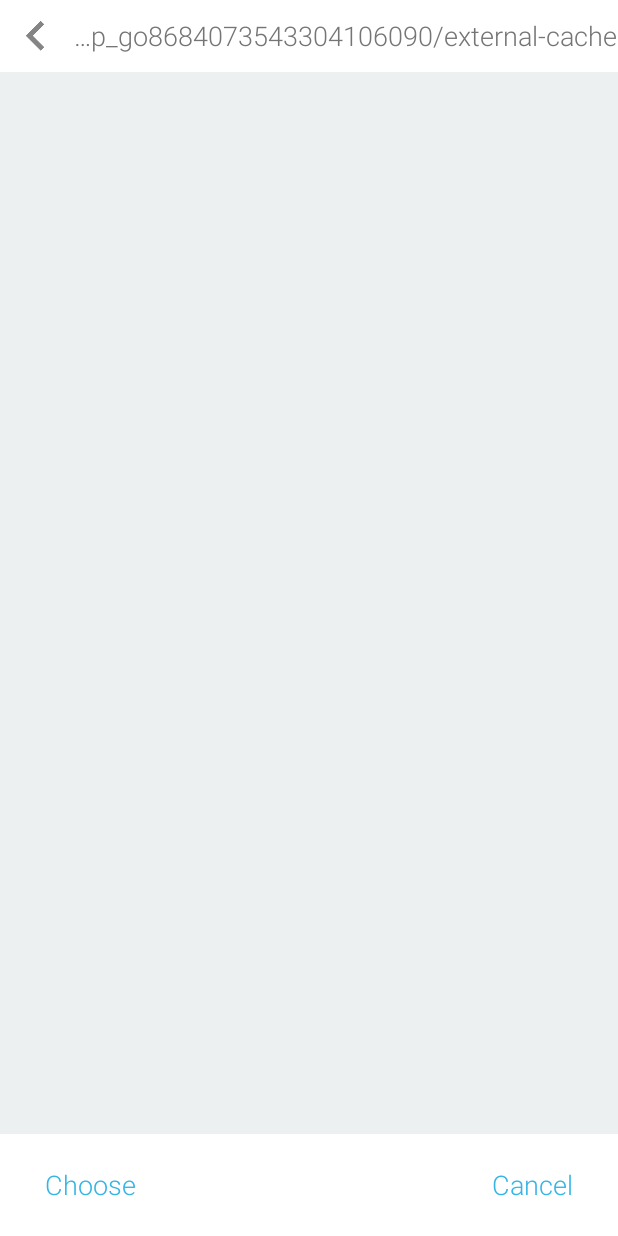
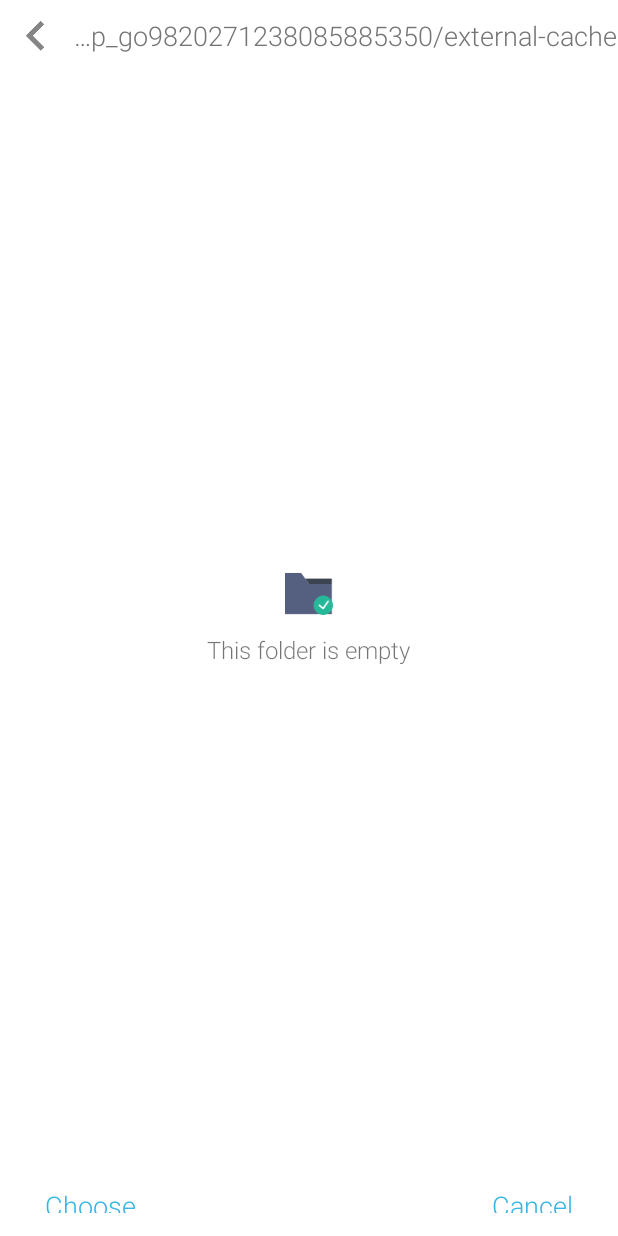
Before and after one commit to vuquangkhtn/FileManager, an Android app: the fragment FolderPickerDialog placed in its activity, on a phone screen of 412 x 824 dp. Run offline under Robolectric (Android 15) with nearby library versions, the phone set to English and light mode, and no system bars.

Commit message:
[FolderDialog] add empty mode

```diff
--- a/app/src/main/java/com/onlinetest/vuquang/filemanager/dialog/FolderPickerDialog.java
+++ b/app/src/main/java/com/onlinetest/vuquang/filemanager/dialog/FolderPickerDialog.java
@@ -40,6 +40,8 @@ public class FolderPickerDialog extends BaseDialog implements DialogMvpView{
 
     private Button btnCancel, btnChoose;
 
+    private View rootView;
+
     private String chosenPath;
     private ChooseFolderDialogListener chooseFolderDialogListener;
 
@@ -47,6 +49,7 @@ public class FolderPickerDialog extends BaseDialog implements DialogMvpView{
     public View onCreateView(LayoutInflater inflater, ViewGroup container,
                              Bundle savedInstanceState) {
         View view = View.inflate(getActivity(), R.layout.dialog_choose_folder, null);
+        rootView = view;
         fileList = new ArrayList<>();
         chosenPath = LocalPathUtils.EXTERNAL_STORAGE;
 
@@ -99,14 +102,6 @@ public class FolderPickerDialog extends BaseDialog implements DialogMvpView{
         openDirectory(new File(chosenPath));
     }
 
-    public void setChooseFolderDialogListener(ChooseFolderDialogListener chooseFolderDialogListener) {
-        this.chooseFolderDialogListener = chooseFolderDialogListener;
-    }
-
-    public interface ChooseFolderDialogListener {
-        void onFolderChosen(String path);
-    }
-
     private void openDirectory(File directory) {
         fileList.clear();
         chosenPath = directory.getPath();
@@ -119,12 +114,17 @@ public class FolderPickerDialog extends BaseDialog implements DialogMvpView{
                 CustomFile customFile = new CustomFile(childFile.getPath());
                 fileList.add(customFile);
             }
+            if(fileList.size() == 0) {
+                setEmptyMode(true);
+            } else {
+                setEmptyMode(false);
+                sortListByFileType(fileList);
+                mAdapter.setData(fileList);
+            }
         } else {
-//            getMvpView().updateEmptyListUI();
+            setEmptyMode(true);
         }
-        sortListByFileType(fileList);
         tvPath.setText(chosenPath);
-        mAdapter.setData(fileList);
     }
 
     private void sortListByFileType(List<CustomFile> fileList) {
@@ -147,4 +147,19 @@ public class FolderPickerDialog extends BaseDialog implements DialogMvpView{
         });
 
     }
+
+    public void setEmptyMode(boolean isEnable) {
+        ViewGroup dataView = rootView.findViewById(R.id.layout_empty);
+        if (dataView != null) {
+            dataView.setVisibility(isEnable ? View.VISIBLE : View.GONE);
+        }
+    }
+
+    public void setChooseFolderDialogListener(ChooseFolderDialogListener chooseFolderDialogListener) {
+        this.chooseFolderDialogListener = chooseFolderDialogListener;
+    }
+
+    public interface ChooseFolderDialogListener {
+        void onFolderChosen(String path);
+    }
 }
--- a/app/src/main/java/com/onlinetest/vuquang/filemanager/main/MainActivity.java
+++ b/app/src/main/java/com/onlinetest/vuquang/filemanager/main/MainActivity.java
@@ -35,9 +35,6 @@ import java.util.List;
 
 public class MainActivity extends BaseActivity implements MainMvpView{
     private static final String TAG = "MainActivity";
-
-    public static final int LIST_MODE = 0;
-    public static final int GRID_MODE = 1;
 
     private String[] arrRadioBtnName = {"Name", "Created Time", "Last Modified", "Last Opened Time", "File Type"};
     private int[] arrRadioBtnId = {100, 101, 102, 103, 104};
--- a/app/src/main/res/layout/dialog_choose_folder.xml
+++ b/app/src/main/res/layout/dialog_choose_folder.xml
@@ -5,21 +5,27 @@
     android:layout_height="match_parent"
     android:orientation="vertical">
     <include layout="@layout/layout_path_bar"/>
-    <android.support.v7.widget.RecyclerView
-        android:id="@+id/rv_folder_list"
+    <LinearLayout
         android:layout_width="match_parent"
         android:layout_height="0dp"
         android:layout_weight="1"
-        android:background="#ecf0f1">
-    </android.support.v7.widget.RecyclerView>
+        android:orientation="vertical">
+        <include layout="@layout/layout_empty"/>
+        <android.support.v7.widget.RecyclerView
+            android:id="@+id/rv_folder_list"
+            android:layout_width="match_parent"
+            android:layout_height="match_parent"
+            android:background="#ecf0f1">
+        </android.support.v7.widget.RecyclerView>
+    </LinearLayout>
     <FrameLayout
         android:paddingRight="@dimen/d20"
         android:paddingLeft="@dimen/d20"
-        android:paddingBottom="@dimen/d10"
-        android:paddingTop="@dimen/d10"
+        android:paddingBottom="@dimen/d5"
+        android:paddingTop="@dimen/d5"
         android:background="@android:color/white"
         android:layout_width="match_parent"
-        android:layout_height="wrap_content">
+        android:layout_height="48dp">
         <Button
             android:id="@+id/btn_choose"
             android:layout_width="wrap_content"
```
